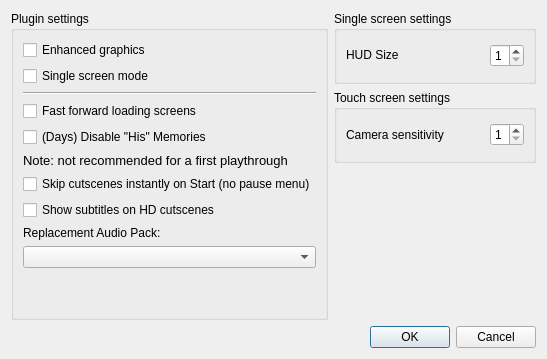
The window that src/frontend/qt_sdl/PluginSettingsDialog.ui (vitor251093/KHMelonMix) describes before a commit, drawn with Qt 5.
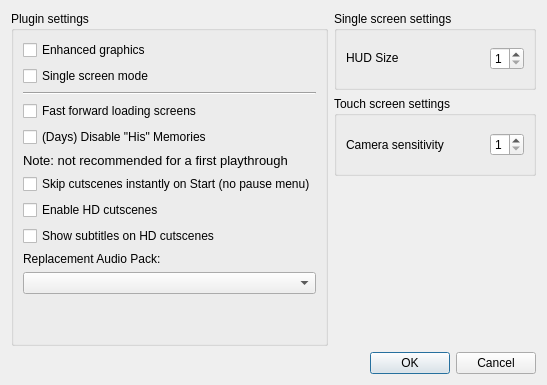
The same window after the commit.

Commit message: Adding cutscenes toggle

What changed in the file:
```diff
--- a/src/frontend/qt_sdl/PluginSettingsDialog.ui
+++ b/src/frontend/qt_sdl/PluginSettingsDialog.ui
@@ -147,7 +147,7 @@
       <string>Plugin settings</string>
      </property>
      <layout class="QGridLayout" name="gridLayout_2">
-      <item row="10" column="0">
+      <item row="11" column="0">
        <spacer name="verticalSpacer">
         <property name="orientation">
          <enum>Qt::Orientation::Vertical</enum>
@@ -177,7 +177,7 @@
         </property>
        </widget>
       </item>
-      <item row="9" column="0" colspan="2">
+      <item row="10" column="0" colspan="2">
        <widget class="QComboBox" name="cbxAudioPack">
         <property name="whatsThis">
          <string>&lt;html&gt;&lt;head/&gt;&lt;body&gt;&lt;p&gt;Replaces the audio tracks of the game with an installed audio pack. Requires a plugin to be properly developed for that specific game.&lt;/p&gt;&lt;/body&gt;&lt;/html&gt;</string>
@@ -206,7 +206,7 @@
         </property>
        </widget>
       </item>
-      <item row="8" column="0" colspan="2">
+      <item row="9" column="0" colspan="2">
        <widget class="QLabel" name="label">
         <property name="text">
          <string>Replacement Audio Pack:</string>
@@ -241,6 +241,16 @@
        </widget>
       </item>
       <item row="7" column="0" colspan="2">
+       <widget class="QCheckBox" name="cbEnableHDCutscenes">
+        <property name="whatsThis">
+         <string>&lt;html&gt;&lt;head/&gt;&lt;body&gt;&lt;p&gt;When enabled (default), pre-rendered HD cutscenes replace the ingame low-resolution cutscenes, when available. When disabled, the original ingame cutscenes always play instead.&lt;/p&gt;&lt;/body&gt;&lt;/html&gt;</string>
+        </property>
+        <property name="text">
+         <string>Enable HD cutscenes</string>
+        </property>
+       </widget>
+      </item>
+      <item row="8" column="0" colspan="2">
        <widget class="QCheckBox" name="cbShowSubtitles">
         <property name="whatsThis">
          <string>&lt;html&gt;&lt;head/&gt;&lt;body&gt;&lt;p&gt;When enabled, displays subtitles over HD cutscenes (when a subtitle file is available for the cutscene). The language follows the game's region/system language.&lt;/p&gt;&lt;/body&gt;&lt;/html&gt;</string>
```
The commit also changes 9 other files.
